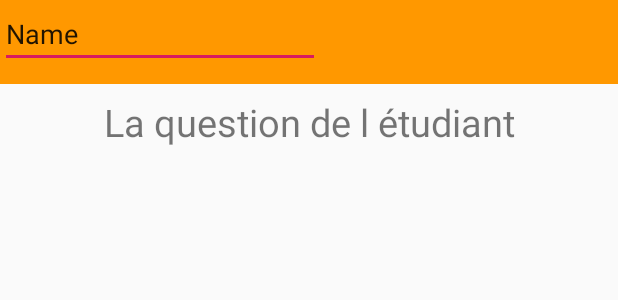
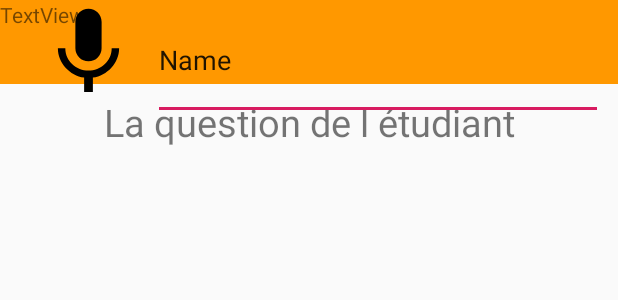
Before and after one commit to Cadz006/TP2_Dev_mobile, an Android app: the layout activity_question_etudiant.xml on its own in the app's theme, with its tools: preview values and no code run, on a phone screen of 412 x 824 dp. Shown: the top 300 px of the screen. Run offline under Robolectric (Android 15) with nearby library versions, the phone set to English and light mode, and no system bars.

Commit message:
question etudiant

```diff
--- /dev/null
+++ b/TP2_Dev_Mobile/app/src/main/res/drawable/ic_mic.xml
@@ -0,0 +1,9 @@
+<vector xmlns:android="http://schemas.android.com/apk/res/android"
+        android:width="24dp"
+        android:height="24dp"
+        android:viewportWidth="24.0"
+        android:viewportHeight="24.0">
+    <path
+        android:fillColor="#FF000000"
+        android:pathData="M12,14c1.66,0 2.99,-1.34 2.99,-3L15,5c0,-1.66 -1.34,-3 -3,-3S9,3.34 9,5v6c0,1.66 1.34,3 3,3zM17.3,11c0,3 -2.54,5.1 -5.3,5.1S6.7,14 6.7,11L5,11c0,3.41 2.72,6.23 6,6.72L11,21h2v-3.28c3.28,-0.48 6,-3.3 6,-6.72h-1.7z"/>
+</vector>
--- a/TP2_Dev_Mobile/app/src/main/res/layout/activity_question_etudiant.xml
+++ b/TP2_Dev_Mobile/app/src/main/res/layout/activity_question_etudiant.xml
@@ -32,11 +32,32 @@
 
     <EditText
         android:id="@+id/editText"
-        android:layout_width="wrap_content"
-        android:layout_height="wrap_content"
+        android:layout_width="300dp"
+        android:layout_height="80dp"
+        android:layout_marginStart="8dp"
+        android:layout_marginEnd="8dp"
         android:ems="10"
         android:inputType="textPersonName"
         android:text="Name"
-        tools:layout_editor_absoluteX="99dp"
-        tools:layout_editor_absoluteY="156dp" />
+        app:layout_constraintEnd_toEndOf="parent"
+        app:layout_constraintHorizontal_bias="0.0"
+        app:layout_constraintStart_toEndOf="@+id/button"
+        app:layout_constraintTop_toTopOf="@+id/button" />
+
+    <Button
+        android:id="@+id/button"
+        android:layout_width="70dp"
+        android:layout_height="70dp"
+        android:layout_marginStart="24dp"
+        android:background="@drawable/ic_mic"
+        app:layout_constraintStart_toStartOf="parent"
+        tools:layout_editor_absoluteY="250dp" />
+
+    <TextView
+        android:id="@+id/TxAnswerNotice"
+        android:layout_width="wrap_content"
+        android:layout_height="wrap_content"
+        android:text="TextView"
+        tools:layout_editor_absoluteX="16dp"
+        tools:layout_editor_absoluteY="143dp" />
 </androidx.constraintlayout.widget.ConstraintLayout>
```
